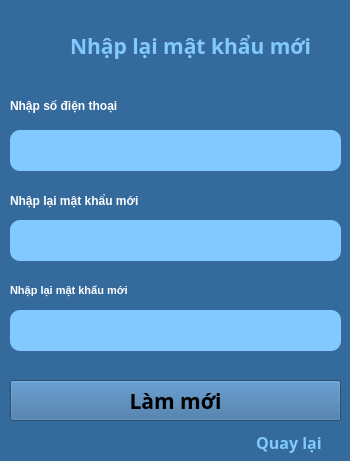
Old version of the form TL-C4K-PTA02/Cuoi_Khoa_Python/gui/renewpass.ui in the repository DinhPhongNe/Python-course.
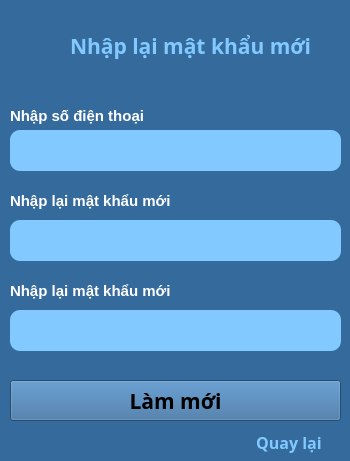
New version of the form.

What changed in the file:
```diff
--- a/TL-C4K-PTA02/Cuoi_Khoa_Python/gui/renewpass.ui
+++ b/TL-C4K-PTA02/Cuoi_Khoa_Python/gui/renewpass.ui
@@ -45,14 +45,14 @@
     <property name="geometry">
      <rect>
       <x>10</x>
-      <y>90</y>
+      <y>100</y>
       <width>201</width>
       <height>31</height>
      </rect>
     </property>
     <property name="font">
      <font>
-      <pointsize>9</pointsize>
+      <pointsize>11</pointsize>
       <weight>75</weight>
       <bold>true</bold>
      </font>
@@ -152,7 +152,7 @@
     </property>
     <property name="font">
      <font>
-      <pointsize>9</pointsize>
+      <pointsize>11</pointsize>
       <weight>75</weight>
       <bold>true</bold>
      </font>
@@ -244,13 +244,13 @@
      <rect>
       <x>10</x>
       <y>280</y>
-      <width>171</width>
+      <width>201</width>
       <height>21</height>
      </rect>
     </property>
     <property name="font">
      <font>
-      <pointsize>8</pointsize>
+      <pointsize>11</pointsize>
       <weight>75</weight>
       <bold>true</bold>
      </font>
```
